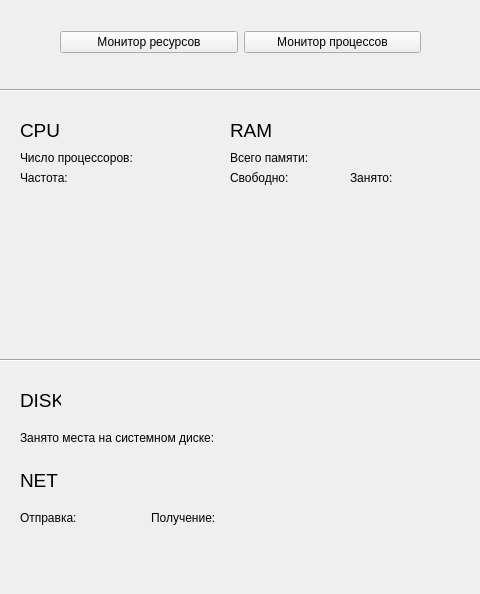
canisadidas/taskmanager, file app.ui: the form before one commit.
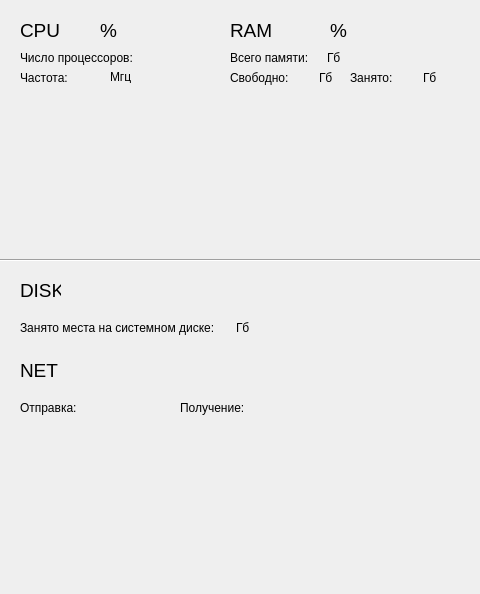
The form after the commit. Custom widgets are drawn as their Qt base class.

Patch:
```diff
--- a/app.ui
+++ b/app.ui
@@ -33,7 +33,7 @@
     <property name="geometry">
      <rect>
       <x>20</x>
-      <y>120</y>
+      <y>20</y>
       <width>41</width>
       <height>21</height>
      </rect>
@@ -51,7 +51,7 @@
     <property name="geometry">
      <rect>
       <x>230</x>
-      <y>120</y>
+      <y>20</y>
       <width>41</width>
       <height>21</height>
      </rect>
@@ -65,37 +65,11 @@
      <string>RAM</string>
     </property>
    </widget>
-   <widget class="QWidget" name="layoutWidget">
-    <property name="geometry">
-     <rect>
-      <x>60</x>
-      <y>30</y>
-      <width>361</width>
-      <height>25</height>
-     </rect>
-    </property>
-    <layout class="QHBoxLayout" name="horizontalLayout">
-     <item>
-      <widget class="QPushButton" name="pushButton">
-       <property name="text">
-        <string>Монитор ресурсов</string>
-       </property>
-      </widget>
-     </item>
-     <item>
-      <widget class="QPushButton" name="pushButton_2">
-       <property name="text">
-        <string>Монитор процессов</string>
-       </property>
-      </widget>
-     </item>
-    </layout>
-   </widget>
    <widget class="QWidget" name="layoutWidget">
     <property name="geometry">
      <rect>
       <x>20</x>
-      <y>150</y>
+      <y>50</y>
       <width>156</width>
       <height>15</height>
      </rect>
@@ -121,7 +95,7 @@
     <property name="geometry">
      <rect>
       <x>20</x>
-      <y>170</y>
+      <y>70</y>
       <width>101</width>
       <height>15</height>
      </rect>
@@ -147,7 +121,7 @@
     <property name="geometry">
      <rect>
       <x>230</x>
-      <y>170</y>
+      <y>70</y>
       <width>107</width>
       <height>15</height>
      </rect>
@@ -167,13 +141,20 @@
        </property>
       </widget>
      </item>
+     <item>
+      <widget class="QLabel" name="label_10">
+       <property name="text">
+        <string>Гб</string>
+       </property>
+      </widget>
+     </item>
     </layout>
    </widget>
    <widget class="QWidget" name="layoutWidget">
     <property name="geometry">
      <rect>
       <x>230</x>
-      <y>150</y>
+      <y>50</y>
       <width>111</width>
       <height>16</height>
      </rect>
@@ -193,15 +174,22 @@
        </property>
       </widget>
      </item>
+     <item>
+      <widget class="QLabel" name="label_8">
+       <property name="text">
+        <string>Гб</string>
+       </property>
+      </widget>
+     </item>
     </layout>
    </widget>
    <widget class="QWidget" name="layoutWidget">
     <property name="geometry">
      <rect>
       <x>350</x>
-      <y>170</y>
-      <width>102</width>
-      <height>15</height>
+      <y>70</y>
+      <width>91</width>
+      <height>16</height>
      </rect>
     </property>
     <layout class="QHBoxLayout" name="horizontalLayout_6">
@@ -219,13 +207,20 @@
        </property>
       </widget>
      </item>
+     <item>
+      <widget class="QLabel" name="label_12">
+       <property name="text">
+        <string>Гб</string>
+       </property>
+      </widget>
+     </item>
     </layout>
    </widget>
    <widget class="QLabel" name="label_cpu_percent">
     <property name="geometry">
      <rect>
-      <x>70</x>
-      <y>120</y>
+      <x>60</x>
+      <y>20</y>
       <width>71</width>
       <height>21</height>
      </rect>
@@ -242,8 +237,8 @@
    <widget class="QLabel" name="label_memory_percent">
     <property name="geometry">
      <rect>
-      <x>290</x>
-      <y>120</y>
+      <x>280</x>
+      <y>20</y>
       <width>71</width>
       <height>21</height>
      </rect>
@@ -257,24 +252,11 @@
      <string/>
     </property>
    </widget>
-   <widget class="Line" name="line">
-    <property name="geometry">
-     <rect>
-      <x>0</x>
-      <y>80</y>
-      <width>481</width>
-      <height>20</height>
-     </rect>
-    </property>
-    <property name="orientation">
-     <enum>Qt::Horizontal</enum>
-    </property>
-   </widget>
    <widget class="Line" name="line_2">
     <property name="geometry">
      <rect>
       <x>0</x>
-      <y>350</y>
+      <y>250</y>
       <width>481</width>
       <height>20</height>
      </rect>
@@ -287,7 +269,7 @@
     <property name="geometry">
      <rect>
       <x>20</x>
-      <y>390</y>
+      <y>280</y>
       <width>41</width>
       <height>21</height>
      </rect>
@@ -305,7 +287,7 @@
     <property name="geometry">
      <rect>
       <x>20</x>
-      <y>470</y>
+      <y>360</y>
       <width>41</width>
       <height>21</height>
      </rect>
@@ -323,7 +305,7 @@
     <property name="geometry">
      <rect>
       <x>20</x>
-      <y>430</y>
+      <y>320</y>
       <width>230</width>
       <height>15</height>
      </rect>
@@ -343,13 +325,20 @@
        </property>
       </widget>
      </item>
+     <item>
+      <widget class="QLabel" name="label_13">
+       <property name="text">
+        <string>Гб</string>
+       </property>
+      </widget>
+     </item>
     </layout>
    </widget>
    <widget class="QWidget" name="layoutWidget">
     <property name="geometry">
      <rect>
       <x>20</x>
-      <y>510</y>
+      <y>400</y>
       <width>109</width>
       <height>15</height>
      </rect>
@@ -374,8 +363,8 @@
    <widget class="QWidget" name="layoutWidget">
     <property name="geometry">
      <rect>
-      <x>151</x>
-      <y>510</y>
+      <x>180</x>
+      <y>400</y>
       <width>121</width>
       <height>16</height>
      </rect>
@@ -401,7 +390,7 @@
     <property name="geometry">
      <rect>
       <x>20</x>
-      <y>210</y>
+      <y>110</y>
       <width>211</width>
       <height>131</height>
      </rect>
@@ -411,7 +400,76 @@
     <property name="geometry">
      <rect>
       <x>240</x>
-      <y>210</y>
+      <y>110</y>
+      <width>211</width>
+      <height>131</height>
+     </rect>
+    </property>
+   </widget>
+   <widget class="QLabel" name="label_cpu_4">
+    <property name="geometry">
+     <rect>
+      <x>100</x>
+      <y>20</y>
+      <width>41</width>
+      <height>21</height>
+     </rect>
+    </property>
+    <property name="font">
+     <font>
+      <pointsize>14</pointsize>
+     </font>
+    </property>
+    <property name="text">
+     <string>%</string>
+    </property>
+   </widget>
+   <widget class="QLabel" name="label_cpu_5">
+    <property name="geometry">
+     <rect>
+      <x>330</x>
+      <y>20</y>
+      <width>41</width>
+      <height>21</height>
+     </rect>
+    </property>
+    <property name="font">
+     <font>
+      <pointsize>14</pointsize>
+     </font>
+    </property>
+    <property name="text">
+     <string>%</string>
+    </property>
+   </widget>
+   <widget class="QLabel" name="label_4">
+    <property name="geometry">
+     <rect>
+      <x>110</x>
+      <y>70</y>
+      <width>47</width>
+      <height>13</height>
+     </rect>
+    </property>
+    <property name="text">
+     <string>Мгц</string>
+    </property>
+   </widget>
+   <widget class="PlotWidget" name="widget_sent" native="true">
+    <property name="geometry">
+     <rect>
+      <x>20</x>
+      <y>430</y>
+      <width>211</width>
+      <height>131</height>
+     </rect>
+    </property>
+   </widget>
+   <widget class="PlotWidget" name="widget_recv" native="true">
+    <property name="geometry">
+     <rect>
+      <x>240</x>
+      <y>430</y>
       <width>211</width>
       <height>131</height>
      </rect>
```
Left out of the diff: 835 changed lines with no effect on the pictures.
